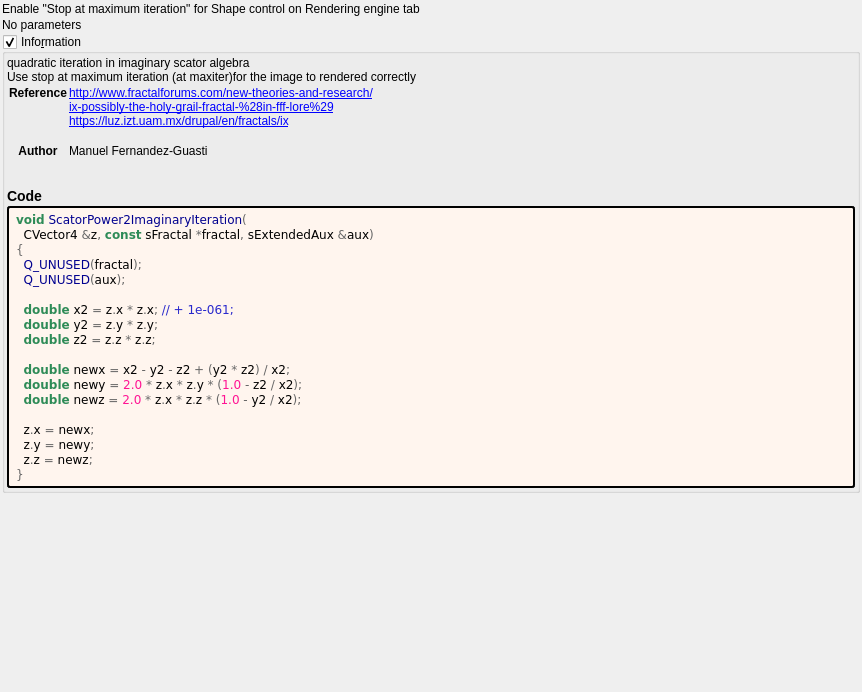
Qt form mandelbulber2/formula/ui/scator_power2_imaginary.ui (irinox-ctrl/mandelbulber2) before a commit.
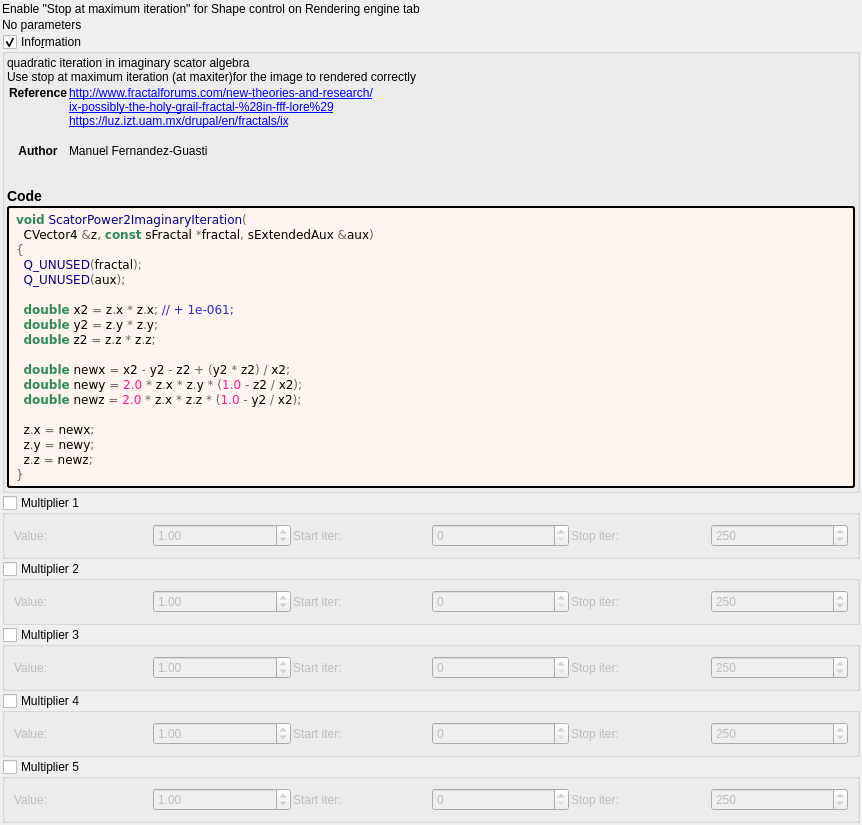
The same form after that commit. Custom widgets are drawn as their Qt base class.

Commit message:
feat: add 5 general-purpose multipliers to all 1007 fractal formulas
Each multiplier has:
- Checkbox (OFF by default)
- Value spinbox (default 1.0, range -100 to 100)
- Iteration start/stop range

Logic: z *= value; DE *= |value|;

Uses existing transformCommon parameters:
- Checkboxes: functionEnabledBx/By/Bz/Bw/CzFalse
- Values: scale4/5/6/8/16
- Ranges: startIterationsB-F/stopIterationsB-F

Modified 1007 .cpp (CPU), 1006 .cl (GPU), 1023 .ui files.
Both source (formula/) and deploy (deploy/share/) copies updated.

The edit to the form file:
```diff
--- a/mandelbulber2/formula/ui/scator_power2_imaginary.ui
+++ b/mandelbulber2/formula/ui/scator_power2_imaginary.ui
@@ -136,6 +136,192 @@
      </layout>
     </widget>
    </item>
+   <item>
+    <widget class="MyGroupBox" name="groupCheck_transf_function_enabledBx_false">
+     <property name="title"><string>Multiplier 1</string></property>
+     <property name="checkable"><bool>true</bool></property>
+     <property name="checked"><bool>false</bool></property>
+     <layout class="QGridLayout" name="gridLayout_mult1">
+      <property name="spacing"><number>2</number></property>
+      <item row="0" column="0">
+       <widget class="QLabel"><property name="text"><string>Value:</string></property></widget>
+      </item>
+      <item row="0" column="1">
+       <widget class="MyDoubleSpinBox" name="spinbox_transf_scale_4">
+        <property name="minimum"><double>-100.0</double></property><property name="maximum"><double>100.0</double></property>
+        <property name="singleStep"><double>0.01</double></property><property name="value"><double>1.0</double></property>
+       </widget>
+      </item>
+      <item row="0" column="2">
+       <widget class="QLabel"><property name="text"><string>Start iter:</string></property></widget>
+      </item>
+      <item row="0" column="3">
+       <widget class="MySpinBox" name="spinboxInt_transf_start_iterations_B">
+        <property name="minimum"><number>0</number></property><property name="maximum"><number>10000</number></property>
+        <property name="value"><number>0</number></property>
+       </widget>
+      </item>
+      <item row="0" column="4">
+       <widget class="QLabel"><property name="text"><string>Stop iter:</string></property></widget>
+      </item>
+      <item row="0" column="5">
+       <widget class="MySpinBox" name="spinboxInt_transf_stop_iterations_B">
+        <property name="minimum"><number>0</number></property><property name="maximum"><number>10000</number></property>
+        <property name="value"><number>250</number></property>
+       </widget>
+      </item>
+     </layout>
+    </widget>
+   </item>
+   <item>
+    <widget class="MyGroupBox" name="groupCheck_transf_function_enabledBy_false">
+     <property name="title"><string>Multiplier 2</string></property>
+     <property name="checkable"><bool>true</bool></property>
+     <property name="checked"><bool>false</bool></property>
+     <layout class="QGridLayout" name="gridLayout_mult2">
+      <property name="spacing"><number>2</number></property>
+      <item row="0" column="0">
+       <widget class="QLabel"><property name="text"><string>Value:</string></property></widget>
+      </item>
+      <item row="0" column="1">
+       <widget class="MyDoubleSpinBox" name="spinbox_transf_scale_5">
+        <property name="minimum"><double>-100.0</double></property><property name="maximum"><double>100.0</double></property>
+        <property name="singleStep"><double>0.01</double></property><property name="value"><double>1.0</double></property>
+       </widget>
+      </item>
+      <item row="0" column="2">
+       <widget class="QLabel"><property name="text"><string>Start iter:</string></property></widget>
+      </item>
+      <item row="0" column="3">
+       <widget class="MySpinBox" name="spinboxInt_transf_start_iterations_C">
+        <property name="minimum"><number>0</number></property><property name="maximum"><number>10000</number></property>
+        <property name="value"><number>0</number></property>
+       </widget>
+      </item>
+      <item row="0" column="4">
+       <widget class="QLabel"><property name="text"><string>Stop iter:</string></property></widget>
+      </item>
+      <item row="0" column="5">
+       <widget class="MySpinBox" name="spinboxInt_transf_stop_iterations_C">
+        <property name="minimum"><number>0</number></property><property name="maximum"><number>10000</number></property>
+        <property name="value"><number>250</number></property>
+       </widget>
+      </item>
+     </layout>
+    </widget>
+   </item>
+   <item>
+    <widget class="MyGroupBox" name="groupCheck_transf_function_enabledBz_false">
+     <property name="title"><string>Multiplier 3</string></property>
+     <property name="checkable"><bool>true</bool></property>
+     <property name="checked"><bool>false</bool></property>
+     <layout class="QGridLayout" name="gridLayout_mult3">
+      <property name="spacing"><number>2</number></property>
+      <item row="0" column="0">
+       <widget class="QLabel"><property name="text"><string>Value:</string></property></widget>
+      </item>
+      <item row="0" column="1">
+       <widget class="MyDoubleSpinBox" name="spinbox_transf_scale_6">
+        <property name="minimum"><double>-100.0</double></property><property name="maximum"><double>100.0</double></property>
+        <property name="singleStep"><double>0.01</double></property><property name="value"><double>1.0</double></property>
+       </widget>
+      </item>
+      <item row="0" column="2">
+       <widget class="QLabel"><property name="text"><string>Start iter:</string></property></widget>
+      </item>
+      <item row="0" column="3">
+       <widget class="MySpinBox" name="spinboxInt_transf_start_iterations_D">
+        <property name="minimum"><number>0</number></property><property name="maximum"><number>10000</number></property>
+        <property name="value"><number>0</number></property>
+       </widget>
+      </item>
+      <item row="0" column="4">
+       <widget class="QLabel"><property name="text"><string>Stop iter:</string></property></widget>
+      </item>
+      <item row="0" column="5">
+       <widget class="MySpinBox" name="spinboxInt_transf_stop_iterations_D">
+        <property name="minimum"><number>0</number></property><property name="maximum"><number>10000</number></property>
+        <property name="value"><number>250</number></property>
+       </widget>
+      </item>
+     </layout>
+    </widget>
+   </item>
+   <item>
+    <widget class="MyGroupBox" name="groupCheck_transf_function_enabledBw_false">
+     <property name="title"><string>Multiplier 4</string></property>
+     <property name="checkable"><bool>true</bool></property>
+     <property name="checked"><bool>false</bool></property>
+     <layout class="QGridLayout" name="gridLayout_mult4">
+      <property name="spacing"><number>2</number></property>
+      <item row="0" column="0">
+       <widget class="QLabel"><property name="text"><string>Value:</string></property></widget>
+      </item>
+      <item row="0" column="1">
+       <widget class="MyDoubleSpinBox" name="spinbox_transf_scale_8">
+        <property name="minimum"><double>-100.0</double></property><property name="maximum"><double>100.0</double></property>
+        <property name="singleStep"><double>0.01</double></property><property name="value"><double>1.0</double></property>
+       </widget>
+      </item>
+      <item row="0" column="2">
+       <widget class="QLabel"><property name="text"><string>Start iter:</string></property></widget>
+      </item>
+      <item row="0" column="3">
+       <widget class="MySpinBox" name="spinboxInt_transf_start_iterations_E">
+        <property name="minimum"><number>0</number></property><property name="maximum"><number>10000</number></property>
+        <property name="value"><number>0</number></property>
+       </widget>
+      </item>
+      <item row="0" column="4">
+       <widget class="QLabel"><property name="text"><string>Stop iter:</string></property></widget>
+      </item>
+      <item row="0" column="5">
+       <widget class="MySpinBox" name="spinboxInt_transf_stop_iterations_E">
+        <property name="minimum"><number>0</number></property><property name="maximum"><number>10000</number></property>
+        <property name="value"><number>250</number></property>
+       </widget>
+      </item>
+     </layout>
+    </widget>
+   </item>
+   <item>
+    <widget class="MyGroupBox" name="groupCheck_transf_function_enabledCz_false">
+     <property name="title"><string>Multiplier 5</string></property>
+     <property name="checkable"><bool>true</bool></property>
+     <property name="checked"><bool>false</bool></property>
+     <layout class="QGridLayout" name="gridLayout_mult5">
+      <property name="spacing"><number>2</number></property>
+      <item row="0" column="0">
+       <widget class="QLabel"><property name="text"><string>Value:</string></property></widget>
+      </item>
+      <item row="0" column="1">
+       <widget class="MyDoubleSpinBox" name="spinbox_transf_scale_16">
+        <property name="minimum"><double>-100.0</double></property><property name="maximum"><double>100.0</double></property>
+        <property name="singleStep"><double>0.01</double></property><property name="value"><double>1.0</double></property>
+       </widget>
+      </item>
+      <item row="0" column="2">
+       <widget class="QLabel"><property name="text"><string>Start iter:</string></property></widget>
+      </item>
+      <item row="0" column="3">
+       <widget class="MySpinBox" name="spinboxInt_transf_start_iterations_F">
+        <property name="minimum"><number>0</number></property><property name="maximum"><number>10000</number></property>
+        <property name="value"><number>0</number></property>
+       </widget>
+      </item>
+      <item row="0" column="4">
+       <widget class="QLabel"><property name="text"><string>Stop iter:</string></property></widget>
+      </item>
+      <item row="0" column="5">
+       <widget class="MySpinBox" name="spinboxInt_transf_stop_iterations_F">
+        <property name="minimum"><number>0</number></property><property name="maximum"><number>10000</number></property>
+        <property name="value"><number>250</number></property>
+       </widget>
+      </item>
+     </layout>
+    </widget>
+   </item>
+
    <item>
     <spacer name="verticalSpacer">
      <property name="orientation">
@@ -158,6 +344,16 @@
    <header>my_group_box.h</header>
    <container>1</container>
   </customwidget>
+   <customwidget>
+   <class>MyDoubleSpinBox</class>
+   <extends>QDoubleSpinBox</extends>
+   <header>my_double_spin_box.h</header>
+  </customwidget>
+   <customwidget>
+   <class>MySpinBox</class>
+   <extends>QSpinBox</extends>
+   <header>my_spin_box.h</header>
+  </customwidget>
  </customwidgets>
  <tabstops>
   <tabstop>groupCheck_info</tabstop>
```
The commit also changes 3972 other files.
